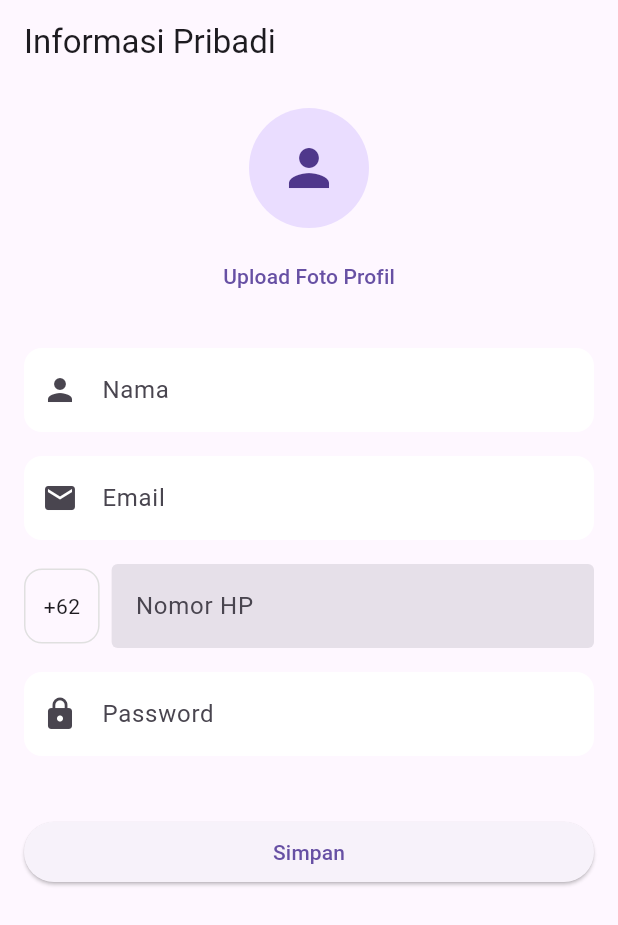
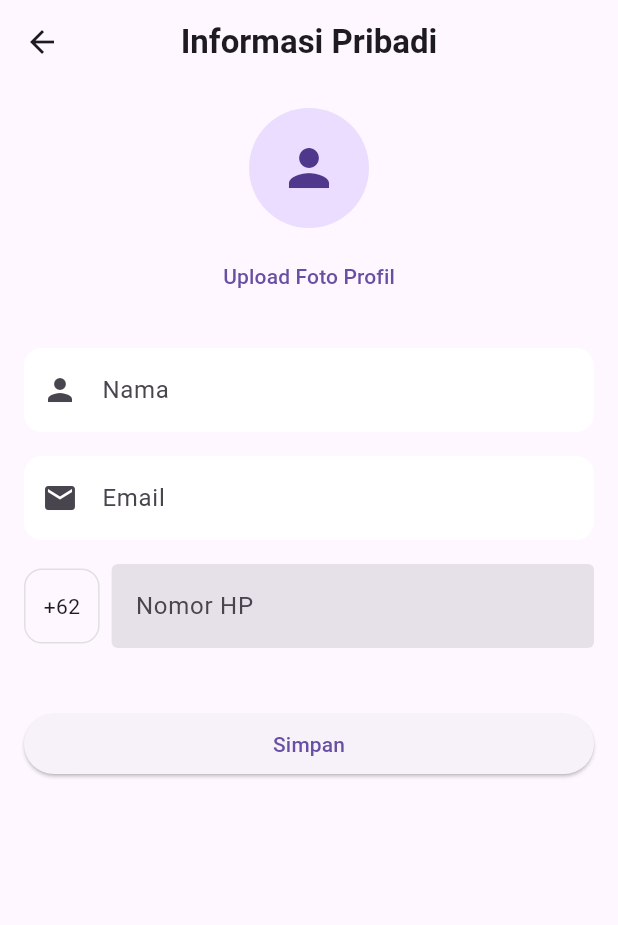
Before and after one commit to Frientia/project_mobile_UAS, a Flutter app: the screen it shows after launch, on a phone screen of 412 x 824 dp. Shown: the top 925 px of the screen. Run offline on Flutter 3.47's test engine with Material 3 defaults, Android fonts, the phone set to English and light mode, and no system bars; our stand-ins replace country_picker, firebase_auth, firebase_core, flutter_dotenv, lottie, shared_preferences and 1 more; accounts and stored records are empty.

Commit message:
ubah design sedikit

```diff
--- a/lib/pages/profile_page.dart
+++ b/lib/pages/profile_page.dart
@@ -12,7 +12,6 @@ class _MyProfileState extends State<MyProfile> {
   final _nameController = TextEditingController();
   final _emailController = TextEditingController();
   final _phoneController = TextEditingController();
-  final _passwordController = TextEditingController();
 
   String _countryCode = '+62';
 
@@ -21,14 +20,26 @@ class _MyProfileState extends State<MyProfile> {
     _nameController.dispose();
     _emailController.dispose();
     _phoneController.dispose();
-    _passwordController.dispose();
     super.dispose();
   }
 
   @override
   Widget build(BuildContext context) {
     return Scaffold(
-      appBar: AppBar(title: const Text('Informasi Pribadi')),
+      appBar: AppBar(
+        title: const Text(
+          'Informasi Pribadi',
+          style: TextStyle(fontWeight: FontWeight.w600),
+        ),
+        centerTitle: true, // 🎯 TENGAH
+        leading: IconButton(
+          // ⬅ BACK
+          icon: const Icon(Icons.arrow_back),
+          onPressed: () {
+            Navigator.pop(context);
+          },
+        ),
+      ),
       body: Padding(
         padding: const EdgeInsets.all(16),
         child: ListView(
@@ -38,12 +49,6 @@ class _MyProfileState extends State<MyProfile> {
             _inputField('Nama', Icons.person, _nameController),
             _inputField('Email', Icons.email, _emailController),
             _phoneField(),
-            _inputField(
-              'Password',
-              Icons.lock,
-              _passwordController,
-              obscure: true,
-            ),
 
             const SizedBox(height: 24),
             ElevatedButton(
@@ -64,12 +69,7 @@ class _MyProfileState extends State<MyProfile> {
       children: [
         const CircleAvatar(radius: 40, child: Icon(Icons.person, size: 40)),
         const SizedBox(height: 8),
-        TextButton(
-          onPressed: () {
-            // nanti bisa isi upload image
-          },
-          child: const Text('Upload Foto Profil'),
-        ),
+        TextButton(onPressed: () {}, child: const Text('Upload Foto Profil')),
       ],
     );
   }
@@ -117,7 +117,6 @@ class _MyProfileState extends State<MyProfile> {
     );
   }
 
-  //Widget untuk input field
   Widget _inputField(
     String label,
     IconData icon,
```
